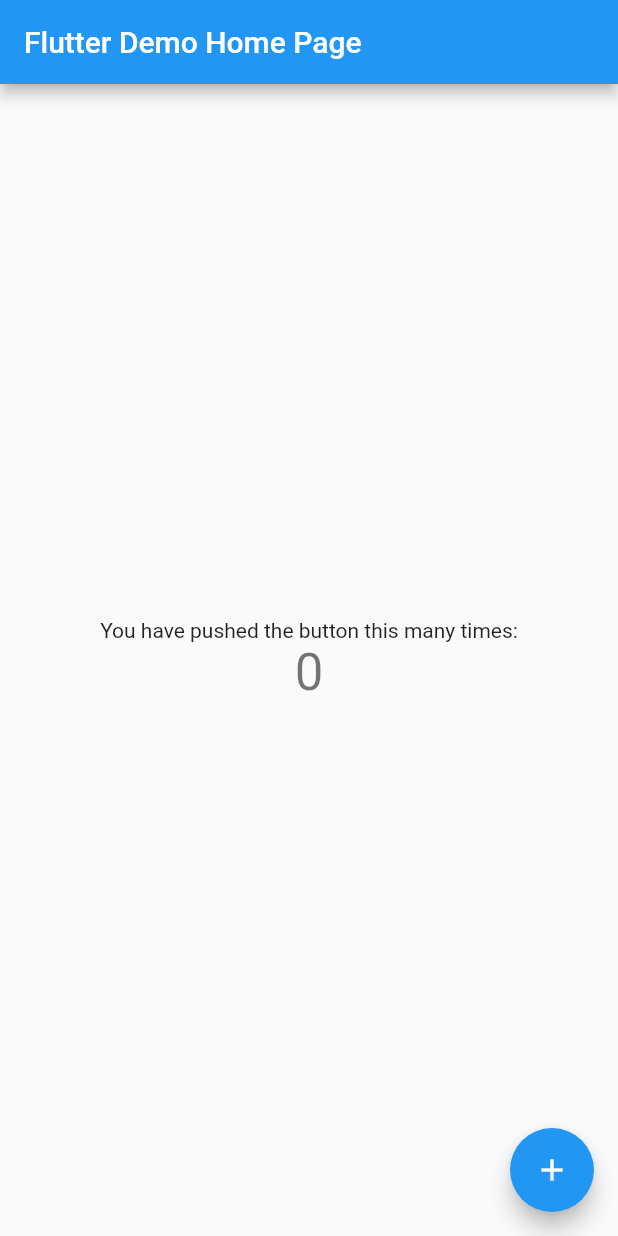
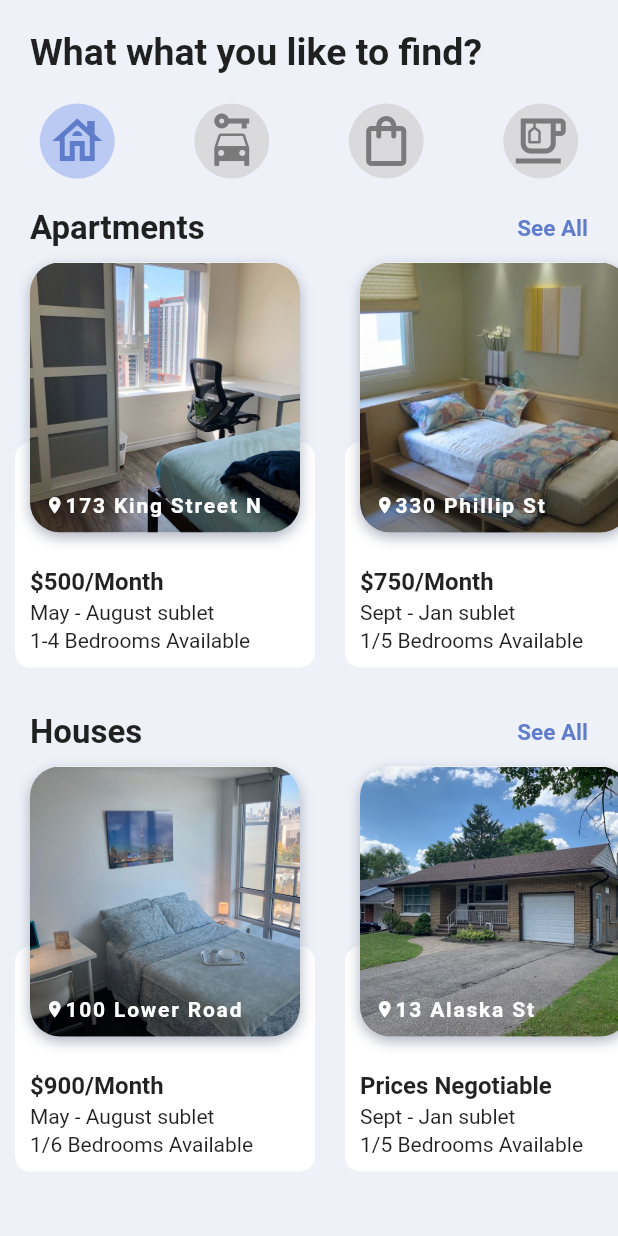
Before and after one commit to cindy-531/Felicity-Hackathon, a Flutter app: the screen it shows after launch, on a phone screen of 412 x 824 dp. Run offline on Flutter 3.47's test engine with Material 2 defaults, Android fonts, the phone set to English and light mode, and no system bars.

Commit message:
first push

```diff
--- /dev/null
+++ b/lib/apartments.dart
@@ -0,0 +1,39 @@
+class Apartment {
+  String url;
+  String adrs;
+  String price;
+  String month;
+  String info;
+
+  Apartment({
+    this.url,
+    this.adrs,
+    this.price,
+    this.month,
+    this.info,
+  });
+}
+
+List<Apartment> apartments = [
+  Apartment(
+    url: 'lib/assets/sublet1.jpeg',
+    adrs: '173 King Street N',
+    price: r'$500/Month',
+    month: "May - August sublet",
+    info: "1-4 Bedrooms Available",
+  ),
+  Apartment(
+    url: 'lib/assets/sublet2.jpeg',
+    adrs: '330 Phillip St',
+    price: r'$750/Month',
+    month: "Sept - Jan sublet",
+    info: "1/5 Bedrooms Available",
+  ),
+  Apartment(
+    url: 'lib/assets/sublet3.jpeg',
+    adrs: '254 Phillip Street',
+    price: r'$600/Month',
+    month: "May - August sublet",
+    info: "2/3 Bedrooms Available",
+  ),
+];
--- /dev/null
+++ b/lib/apt_widget.dart
@@ -0,0 +1,109 @@
+import 'package:flutter/material.dart';
+import 'pages.dart';
+
+class Apts extends StatelessWidget {
+  @override
+  Widget build(BuildContext context) {
+    return Container(
+        height: 300.0,
+        child: ListView.builder(
+          itemCount: apartments.length,
+          scrollDirection: Axis.horizontal,
+          itemBuilder: (context, index) {
+            Apartment apartment = apartments[index];
+            return Container(
+              width: 200,
+              decoration: BoxDecoration(
+                borderRadius: BorderRadius.circular(10),
+              ),
+              margin: EdgeInsets.all(10),
+              child: Stack(
+                alignment: Alignment.topCenter,
+                children: [
+                  Positioned(
+                    bottom: 10,
+                    child: Container(
+                        width: 200,
+                        height: 150,
+                        decoration: BoxDecoration(
+                          color: Colors.white,
+                          borderRadius: BorderRadius.circular(10),
+                        ),
+                        child: Padding(
+                          padding: EdgeInsets.all(10),
+                          child: Column(
+                            crossAxisAlignment: CrossAxisAlignment.start,
+                            mainAxisAlignment: MainAxisAlignment.end,
+                            children: [
+                              Text(
+                                apartment.price,
+                                style: TextStyle(
+                                  fontWeight: FontWeight.bold,
+                                  fontSize: 16,
+                                ),
+                              ),
+                              SizedBox(height: 3),
+                              Text(apartment.month),
+                              SizedBox(height: 3),
+                              Text(apartment.info),
+                            ],
+                          ),
+                        )),
+                  ),
+                  Container(
+                    decoration: BoxDecoration(
+                      color: Colors.white,
+                      borderRadius: BorderRadius.circular(20),
+                      boxShadow: [
+                        BoxShadow(
+                          color: Color(0xFFACB2C1),
+                          blurRadius: 7,
+                          offset: Offset(0, 3),
+                        ),
+                      ],
+                    ),
+                    child: Stack(
+                      children: [
+                        ClipRRect(
+                          borderRadius: BorderRadius.circular(20),
+                          child: Image(
+                            image: AssetImage(apartment.url),
+                            height: 180,
+                            width: 180,
+                            fit: BoxFit.cover,
+                          ),
+                        ),
+                        Positioned(
+                          left: 10,
+                          bottom: 10,
+                          child: Column(
+                            children: [
+                              Row(
+                                mainAxisAlignment: MainAxisAlignment.start,
+                                children: [
+                                  Icon(
+                                    Icons.location_on,
+                                    color: Colors.white,
+                                    size: 13,
+                                  ),
+                                  Text(apartment.adrs,
+                                      style: TextStyle(
+                                        color: Colors.white,
+                                        letterSpacing: 1.2,
+                                        fontWeight: FontWeight.bold,
+                                      )),
+                                ],
+                              ),
+                            ],
+                          ),
+                        )
+                      ],
+                    ),
+                  ),
+                ],
+              ),
+            );
+          },
+        ));
+  }
+}
--- /dev/null
+++ b/lib/aptpage.dart
@@ -0,0 +1,61 @@
+import 'package:flutter/material.dart';
+import 'pages.dart';
+
+class HousesPage extends StatelessWidget {
+  @override
+  Widget build(BuildContext context) {
+    return Column(
+      children: [
+        Padding(
+          padding: EdgeInsets.symmetric(horizontal: 20),
+          child: Row(
+            mainAxisAlignment: MainAxisAlignment.spaceBetween,
+            children: [
+              Text(
+                "Apartments",
+                style: TextStyle(
+                  fontSize: 22,
+                  fontWeight: FontWeight.bold,
+                ),
+              ),
+              Text(
+                "See All",
+                style: TextStyle(
+                  color: Theme.of(context).primaryColor,
+                  fontSize: 15,
+                  fontWeight: FontWeight.bold,
+                ),
+              ),
+            ],
+          ),
+        ),
+        Apts(),
+        SizedBox(height: 10),
+        Padding(
+          padding: EdgeInsets.symmetric(horizontal: 20),
+          child: Row(
+            mainAxisAlignment: MainAxisAlignment.spaceBetween,
+            children: [
+              Text(
+                "Houses",
+                style: TextStyle(
+                  fontSize: 22,
+                  fontWeight: FontWeight.bold,
+                ),
+              ),
+              Text(
+                "See All",
+                style: TextStyle(
+                  color: Theme.of(context).primaryColor,
+                  fontSize: 15,
+                  fontWeight: FontWeight.bold,
+                ),
+              ),
+            ],
+          ),
+        ),
+        HouseWidget()
+      ],
+    );
+  }
+}
--- /dev/null
+++ b/lib/carpool.dart
@@ -0,0 +1,55 @@
+import 'package:flutter/material.dart';
+import 'pages.dart';
+
+class CarPoolScreen extends StatefulWidget {
+  @override
+  _CarPoolScreenState createState() => _CarPoolScreenState();
+}
+
+class _CarPoolScreenState extends State<CarPoolScreen> {
+  @override
+  Widget build(BuildContext context) {
+    return Padding(
+      padding: EdgeInsets.fromLTRB(20.0, 20.0, 20.0, 0),
+      child: Column(
+        children: [
+          Row(
+            children: [
+              Text(
+                'MON',
+                style: TextStyle(
+                    fontWeight: FontWeight.bold,
+                    fontSize: 15,
+                    color: Theme.of(context).primaryColor),
+              ),
+              SizedBox(width: 10),
+              Container(
+                child: Expanded(
+                  child: Divider(
+                    color: Colors.grey[800],
+                  ),
+                ),
+              ),
+            ],
+          ),
+          ListView.builder(
+            shrinkWrap: true,
+            itemCount: cars.length,
+            scrollDirection: Axis.vertical,
+            itemBuilder: (context, index) {
+              Car car = cars[index];
+              return Container(
+                height: 100.0,
+                width: double.infinity,
+                decoration: BoxDecoration(
+                  color: Colors.white,
+                  borderRadius: BorderRadius.circular(20),
+                ),
+              );
+            },
+          ),
+        ],
+      ),
+    );
+  }
+}
--- /dev/null
+++ b/lib/cars.dart
@@ -0,0 +1,34 @@
+class Car {
+  String url;
+  String from;
+  String time;
+  String ppl;
+
+  Car({
+    this.url,
+    this.from,
+    this.time,
+    this.ppl,
+  });
+}
+
+List<Car> cars = [
+  Car(
+    url: 'lib/assets/sublet1.jpeg',
+    from: 'Waterloo -> Toronto',
+    time: "7:30 PM",
+    ppl: "1 seat available",
+  ),
+  Car(
+    url: 'lib/assets/sublet1.jpeg',
+    from: 'Waterloo -> London',
+    time: "9:00 AM",
+    ppl: "3 seats available",
+  ),
+  Car(
+    url: 'lib/assets/sublet1.jpeg',
+    from: 'Waterloo -> Kingston',
+    time: "8:00 PM",
+    ppl: "2 seats available",
+  ),
+];
--- /dev/null
+++ b/lib/home.dart
@@ -0,0 +1,78 @@
+import 'package:flutter/material.dart';
+import 'pages.dart';
+
+class HomeScreen extends StatefulWidget {
+  @override
+  _HomeScreenState createState() => _HomeScreenState();
+}
+
+class _HomeScreenState extends State<HomeScreen> {
+  int _selected = 0;
+
+  List<IconData> iconList = [
+    Icons.house_outlined,
+    Icons.car_rental,
+    Icons.shopping_bag_outlined,
+    Icons.emoji_food_beverage_outlined
+  ];
+
+  Widget _buildIcon(int i) {
+    return GestureDetector(
+        onTap: () {
+          setState(() {
+            _selected = i;
+          });
+        },
+        child: Container(
+            height: 50,
+            width: 50,
+            decoration: BoxDecoration(
+              borderRadius: BorderRadius.circular(40),
+              color: _selected == i
+                  ? Theme.of(context).accentColor
+                  : Color(0xFFdad9db),
+            ),
+            child: Icon(
+              iconList[i],
+              size: 40,
+              color: _selected == i
+                  ? Theme.of(context).primaryColor
+                  : Color(0xFF7a7a7a),
+            )));
+  }
+
+  @override
+  Widget build(BuildContext context) {
+    return Scaffold(
+        backgroundColor: Color(0xFFEEF1F8),
+        body: Container(
+            //padding: EdgeInsets.all(20.0),
+            child: ListView(
+          children: [
+            Padding(
+              padding: EdgeInsets.fromLTRB(20.0, 20.0, 20.0, 0),
+              child: Text(
+                "What what you like to find?",
+                style: TextStyle(
+                  fontSize: 25.0,
+                  fontWeight: FontWeight.bold,
+                ),
+              ),
+            ),
+            SizedBox(height: 20),
+            Row(
+              mainAxisAlignment: MainAxisAlignment.spaceAround,
+              children: [
+                _buildIcon(0),
+                _buildIcon(1),
+                _buildIcon(2),
+                _buildIcon(3),
+              ],
+            ),
+            SizedBox(height: 20),
+            if (_selected == 0) HousesPage(),
+            if (_selected == 1) CarPoolScreen(),
+          ],
+        )));
+  }
+}
--- /dev/null
+++ b/lib/house_widget.dart
@@ -0,0 +1,109 @@
+import 'package:flutter/material.dart';
+import 'pages.dart';
+
+class HouseWidget extends StatelessWidget {
+  @override
+  Widget build(BuildContext context) {
+    return Container(
+        height: 300.0,
+        child: ListView.builder(
+          itemCount: houses.length,
+          scrollDirection: Axis.horizontal,
+          itemBuilder: (context, index) {
+            House house = houses[index];
+            return Container(
+              width: 200,
+              decoration: BoxDecoration(
+                borderRadius: BorderRadius.circular(10),
+              ),
+              margin: EdgeInsets.all(10),
+              child: Stack(
+                alignment: Alignment.topCenter,
+                children: [
+                  Positioned(
+                    bottom: 10,
+                    child: Container(
+                        width: 200,
+                        height: 150,
+                        decoration: BoxDecoration(
+                          color: Colors.white,
+                          borderRadius: BorderRadius.circular(10),
+                        ),
+                        child: Padding(
+                          padding: EdgeInsets.all(10),
+                          child: Column(
+                            crossAxisAlignment: CrossAxisAlignment.start,
+                            mainAxisAlignment: MainAxisAlignment.end,
+                            children: [
+                              Text(
+                                house.price,
+                                style: TextStyle(
+                                  fontWeight: FontWeight.bold,
+                                  fontSize: 16,
+                                ),
+                              ),
+                              SizedBox(height: 3),
+                              Text(house.month),
+                              SizedBox(height: 3),
+                              Text(house.info),
+                            ],
+                          ),
+                        )),
+                  ),
+                  Container(
+                    decoration: BoxDecoration(
+                      color: Colors.white,
+                      borderRadius: BorderRadius.circular(20),
+                      boxShadow: [
+                        BoxShadow(
+                          color: Color(0xFFACB2C1),
+                          blurRadius: 7,
+                          offset: Offset(0, 3),
+                        ),
+                      ],
+                    ),
+                    child: Stack(
+                      children: [
+                        ClipRRect(
+                          borderRadius: BorderRadius.circular(20),
+                          child: Image(
+                            image: AssetImage(house.url),
+                            height: 180,
+                            width: 180,
+                            fit: BoxFit.cover,
+                          ),
+                        ),
+                        Positioned(
+                          left: 10,
+                          bottom: 10,
+                          child: Column(
+                            children: [
+                              Row(
+                                mainAxisAlignment: MainAxisAlignment.start,
+                                children: [
+                                  Icon(
+                                    Icons.location_on,
+                                    color: Colors.white,
+                                    size: 13,
+                                  ),
+                                  Text(house.adrs,
+                                      style: TextStyle(
+                                        color: Colors.white,
+                                        letterSpacing: 1.2,
+                                        fontWeight: FontWeight.bold,
+                                      )),
+                                ],
+                              ),
+                            ],
+                          ),
+                        )
+                      ],
+                    ),
+                  ),
+                ],
+              ),
+            );
+          },
+        ));
+  }
+}
--- /dev/null
+++ b/lib/houses.dart
@@ -0,0 +1,39 @@
+class House {
+  String url;
+  String adrs;
+  String price;
+  String month;
+  String info;
+
+  House({
+    this.url,
+    this.adrs,
+    this.price,
+    this.month,
+    this.info,
+  });
+}
+
+List<House> houses = [
+  House(
+    url: 'lib/assets/house1.jpeg',
+    adrs: '100 Lower Road',
+    price: r'$900/Month',
+    month: "May - August sublet",
+    info: "1/6 Bedrooms Available",
+  ),
+  House(
+    url: 'lib/assets/house2.jpeg',
+    adrs: '13 Alaska St',
+    price: 'Prices Negotiable',
+    month: "Sept - Jan sublet",
+    info: "1/5 Bedrooms Available",
+  ),
+  House(
+    url: 'lib/assets/house3.jpeg',
+    adrs: '254 WindMill Walk',
+    price: r'$650/Month',
+    month: "May - August sublet",
+    info: "3/6 Bedrooms Available",
+  ),
+];
--- a/lib/main.dart
+++ b/lib/main.dart
@@ -1,4 +1,5 @@
 import 'package:flutter/material.dart';
+import 'pages.dart';
 
 void main() {
   runApp(MyApp());
@@ -9,109 +10,12 @@ class MyApp extends StatelessWidget {
   @override
   Widget build(BuildContext context) {
     return MaterialApp(
-      title: 'Flutter Demo',
+      title: 'CommUnity',
       theme: ThemeData(
-        // This is the theme of your application.
-        //
-        // Try running your application with "flutter run". You'll see the
-        // application has a blue toolbar. Then, without quitting the app, try
-        // changing the primarySwatch below to Colors.green and then invoke
-        // "hot reload" (press "r" in the console where you ran "flutter run",
-        // or simply save your changes to "hot reload" in a Flutter IDE).
-        // Notice that the counter didn't reset back to zero; the application
-        // is not restarted.
-        primarySwatch: Colors.blue,
-        // This makes the visual density adapt to the platform that you run
-        // the app on. For desktop platforms, the controls will be smaller and
-        // closer together (more dense) than on mobile platforms.
-        visualDensity: VisualDensity.adaptivePlatformDensity,
+        primaryColor: Color(0XFF607DCC),
+        accentColor: Color(0XFFBACAF3),
       ),
-      home: MyHomePage(title: 'Flutter Demo Home Page'),
+      home: HomeScreen(), //HomeScreen(),
     );
   }
 }
-
-class MyHomePage extends StatefulWidget {
-  MyHomePage({Key key, this.title}) : super(key: key);
-
-  // This widget is the home page of your application. It is stateful, meaning
-  // that it has a State object (defined below) that contains fields that affect
-  // how it looks.
-
-  // This class is the configuration for the state. It holds the values (in this
-  // case the title) provided by the parent (in this case the App widget) and
-  // used by the build method of the State. Fields in a Widget subclass are
-  // always marked "final".
-
-  final String title;
-
-  @override
-  _MyHomePageState createState() => _MyHomePageState();
-}
-
-class _MyHomePageState extends State<MyHomePage> {
-  int _counter = 0;
-
-  void _incrementCounter() {
-    setState(() {
-      // This call to setState tells the Flutter framework that something has
-      // changed in this State, which causes it to rerun the build method below
-      // so that the display can reflect the updated values. If we changed
-      // _counter without calling setState(), then the build method would not be
-      // called again, and so nothing would appear to happen.
-      _counter++;
-    });
-  }
-
-  @override
-  Widget build(BuildContext context) {
-    // This method is rerun every time setState is called, for instance as done
-    // by the _incrementCounter method above.
-    //
-    // The Flutter framework has been optimized to make rerunning build methods
-    // fast, so that you can just rebuild anything that needs updating rather
-    // than having to individually change instances of widgets.
-    return Scaffold(
-      appBar: AppBar(
-        // Here we take the value from the MyHomePage object that was created by
-        // the App.build method, and use it to set our appbar title.
-        title: Text(widget.title),
-      ),
-      body: Center(
-        // Center is a layout widget. It takes a single child and positions it
-        // in the middle of the parent.
-        child: Column(
-          // Column is also a layout widget. It takes a list of children and
-          // arranges them vertically. By default, it sizes itself to fit its
-          // children horizontally, and tries to be as tall as its parent.
-          //
-          // Invoke "debug painting" (press "p" in the console, choose the
-          // "Toggle Debug Paint" action from the Flutter Inspector in Android
-          // Studio, or the "Toggle Debug Paint" command in Visual Studio Code)
-          // to see the wireframe for each widget.
-          //
-          // Column has various properties to control how it sizes itself and
-          // how it positions its children. Here we use mainAxisAlignment to
-          // center the children vertically; the main axis here is the vertical
-          // axis because Columns are vertical (the cross axis would be
-          // horizontal).
-          mainAxisAlignment: MainAxisAlignment.center,
-          children: <Widget>[
-            Text(
-              'You have pushed the button this many times:',
-            ),
-            Text(
-              '$_counter',
-              style: Theme.of(context).textTheme.headline4,
-            ),
-          ],
-        ),
-      ),
-      floatingActionButton: FloatingActionButton(
-        onPressed: _incrementCounter,
-        tooltip: 'Increment',
-        child: Icon(Icons.add),
-      ), // This trailing comma makes auto-formatting nicer for build methods.
-    );
-  }
-}
--- /dev/null
+++ b/lib/map_page.dart
@@ -0,0 +1,18 @@
+import 'package:flutter/material.dart';
+
+class MapsScreen extends StatefulWidget {
+  @override
+  _MapsScreenState createState() => _MapsScreenState();
+}
+
+class _MapsScreenState extends State<MapsScreen> {
+  @override
+  Widget build(BuildContext context) {
+    return Scaffold(
+      appBar: AppBar(
+        backgroundColor: Theme.of(context).primaryColor,
+        title: Text('Google Maps'),
+      ),
+    );
+  }
+}
--- /dev/null
+++ b/lib/pages.dart
@@ -0,0 +1,9 @@
+export 'apartments.dart';
+export 'home.dart';
+export 'apt_widget.dart';
+export 'houses.dart';
+export 'map_page.dart';
+export 'house_widget.dart';
+export 'carpool.dart';
+export 'aptpage.dart';
+export 'cars.dart';
```
Also changed, not shown: pubspec.yaml (+8 -5 lines), flutter_01.png (added), flutter_02.png (added), lib/assets/house1.jpeg (added), lib/assets/house2.jpeg (added), lib/assets/house3.jpeg (added), lib/assets/sublet1.jpeg (added), lib/assets/sublet2.jpeg (added), lib/assets/sublet3.jpeg (added), pubspec.lock, 6 other files.
